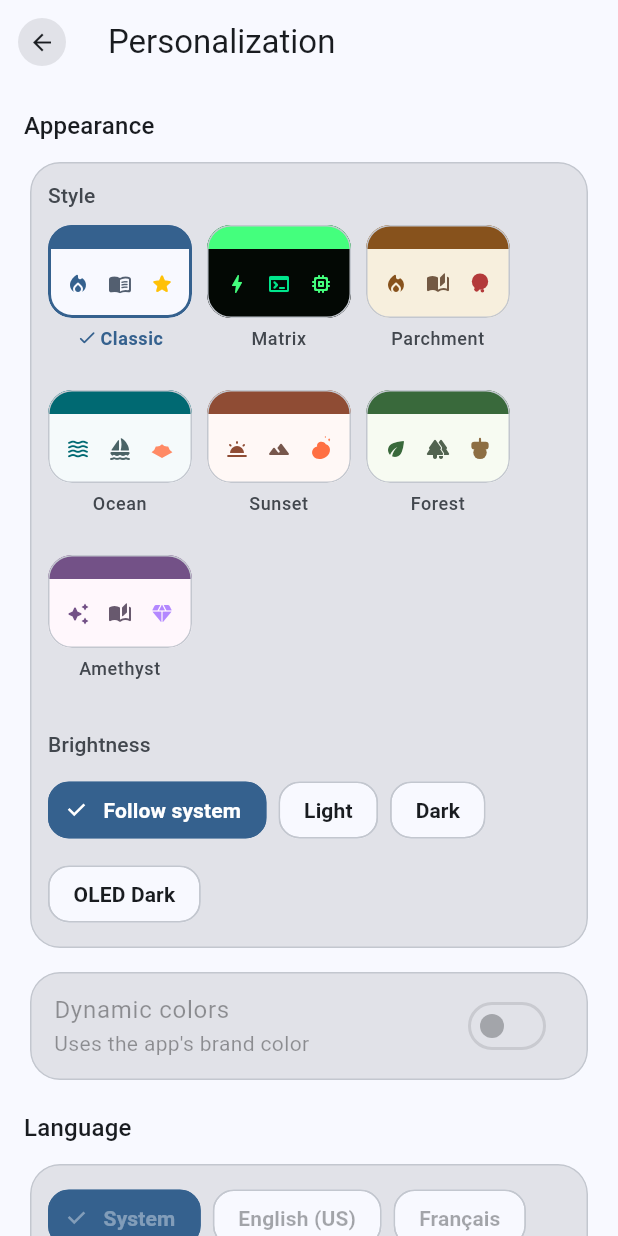
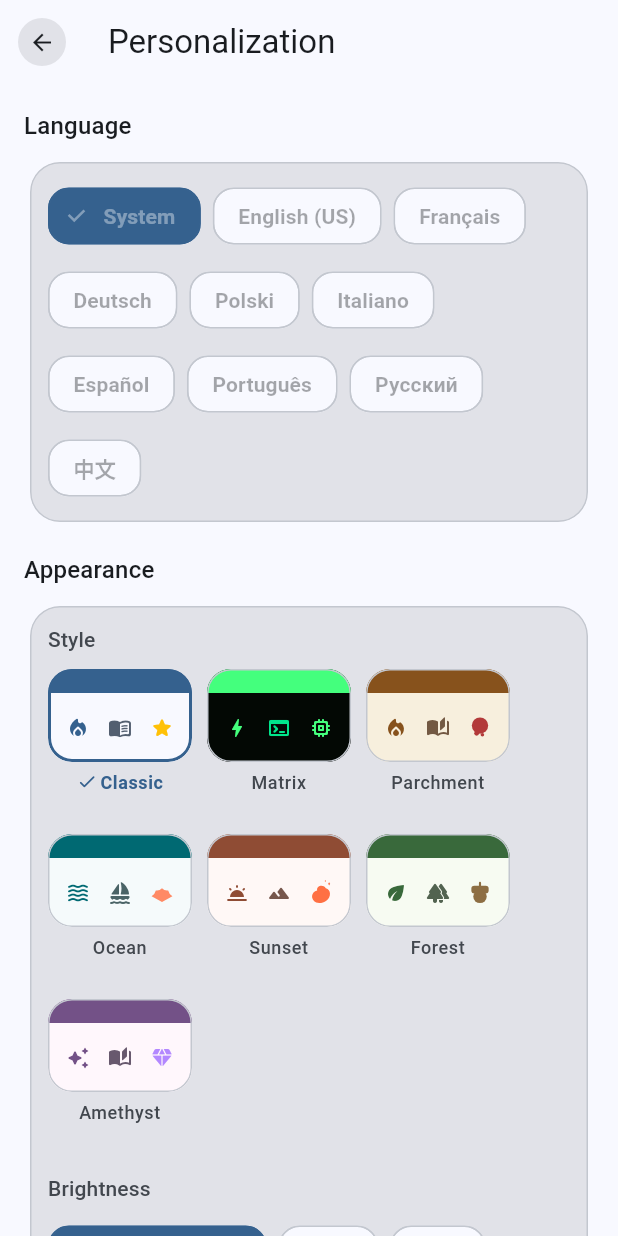
Before and after one commit to Hiburger/JWStreak, a Flutter app: the SettingsScreen screen opened directly with empty values, after a tap on "Personalization", on a phone screen of 412 x 824 dp. Run offline on Flutter 3.47's test engine with Material 3 defaults, Android fonts, the phone set to English and light mode, and no system bars; drawn by our look-alikes of dynamic_color; our stand-ins replace flutter_local_notifications, flutter_markdown, flutter_timezone, local_auth, package_info_plus, pdf and 5 more; missing offline and left inert: file_selector; accounts and stored records are empty.

Commit message:
Move language above theme in personalization

```diff
--- a/lib/screens/settings/personalization_settings_screen.dart
+++ b/lib/screens/settings/personalization_settings_screen.dart
@@ -7,23 +7,13 @@ import '../../theme/app_skin.dart';
 import '../../theme/theme_preference.dart';
 import 'settings_common.dart';
 
-/// A selectable UI language. The [name] is always shown in its own
-/// language (endonym), regardless of the app's current locale — this is
-/// the standard convention for language pickers.
 class _AppLanguage {
   const _AppLanguage(this.code, this.name);
 
-  /// null means "follow system language".
   final String? code;
   final String name;
 }
 
-/// The `null`-code entry is what makes "follow the system language" — the
-/// default on a fresh install — actually selectable *and* visibly selected.
-/// Without it the picker had no chip matching a null preference, so a new
-/// user saw a correctly-translated app above a picker with nothing chosen.
-/// Its label is the only one localized rather than an endonym: it names a
-/// behaviour, not a language.
 const List<_AppLanguage> _kAppLanguages = <_AppLanguage>[
   _AppLanguage(null, ''),
   _AppLanguage('en', 'English (US)'),
@@ -37,10 +27,7 @@ const List<_AppLanguage> _kAppLanguages = <_AppLanguage>[
   _AppLanguage('zh', '中文'),
 ];
 
-/// Everything that changes how the app looks and reads: style, brightness,
-/// wallpaper colors, language. Grouped together because from a reader's side
-/// they're one question ("how do I want this to look?"), even though under
-/// the hood a theme and a locale have nothing in common.
+/// Everything that changes how the app looks and reads: style, brightness, wallpaper colors language ...
 class PersonalizationSettingsScreen extends StatefulWidget {
   const PersonalizationSettingsScreen({
     required this.currentThemePreference,
@@ -172,6 +159,47 @@ class _PersonalizationSettingsScreenState
     return SettingsPage(
       title: l10n.settingsCatPersonalization,
       children: <Widget>[
+        SettingsSectionLabel(l10n.settingsLanguage),
+        Card.filled(
+          shape: sectionShape,
+          child: Padding(
+            padding: const EdgeInsets.all(12),
+            child: Wrap(
+              spacing: 8,
+              runSpacing: 8,
+              children: _kAppLanguages
+                  .map(
+                    (_AppLanguage lang) => ChoiceChip(
+                      shape: kSettingsChipShape,
+                      label: Text(
+                        lang.code == null
+                            ? l10n.settingsLanguageSystem
+                            : lang.name,
+                      ),
+                      selected: _selectedLocaleCode == lang.code,
+                      selectedColor: cs.primary,
+                      checkmarkColor: cs.onPrimary,
+                      labelStyle: TextStyle(
+                        color: _selectedLocaleCode == lang.code
+                            ? cs.onPrimary
+                            : cs.onSurface,
+                        fontWeight: FontWeight.w600,
+                      ),
+                      side: BorderSide(
+                        color: _selectedLocaleCode == lang.code
+                            ? cs.primary
+                            : cs.outlineVariant,
+                      ),
+                      onSelected: widget.onLocaleChanged == null
+                          ? null
+                          : (_) => _changeLocale(lang.code),
+                    ),
+                  )
+                  .toList(growable: false),
+            ),
+          ),
+        ),
+        const SizedBox(height: 16),
         SettingsSectionLabel(l10n.settingsAppearance),
         Card.filled(
           shape: sectionShape,
@@ -187,10 +215,7 @@ class _PersonalizationSettingsScreenState
                   ),
                 ),
                 const SizedBox(height: 10),
-                // A named list of styles tells you nothing — "Parchment"
-                // could be anything. Each one paints itself instead, so
-                // the choice is made by looking rather than by guessing
-                // and then undoing.
+
                 Wrap(
                   spacing: 10,
                   runSpacing: 10,
@@ -273,11 +298,8 @@ class _PersonalizationSettingsScreenState
             ),
           ),
         ),
-        // Dynamic color (Material You) is an Android-only concept — it
-        // derives the palette from the device wallpaper, which iOS/iPadOS
-        // has no equivalent of. The dynamic_color package already no-ops
-        // there, but showing a toggle that can never do anything is just
-        // confusing, so the setting itself is Android-only.
+        // Dynamic color (Material You) is an Android-only concept.iOS/iPadOS
+        // has no equivalent of so the setting itself is Android-only.
         if (defaultTargetPlatform == TargetPlatform.android) ...<Widget>[
           const SizedBox(height: 8),
           Card.filled(
@@ -285,9 +307,6 @@ class _PersonalizationSettingsScreenState
             child: SwitchListTile(
               title: Text(l10n.settingsDynamicColor),
               subtitle: Text(
-                // A style *is* a palette, so wallpaper colors and a skin
-                // would be two settings fighting over the same pixels —
-                // say why it's off rather than just greying it out.
                 !_selectedSkin.supportsDynamicColor
                     ? l10n.settingsDynamicColorClassicOnly
                     : _useDynamicColor
@@ -303,55 +322,11 @@ class _PersonalizationSettingsScreenState
             ),
           ),
         ],
-        const SizedBox(height: 16),
-        SettingsSectionLabel(l10n.settingsLanguage),
-        Card.filled(
-          shape: sectionShape,
-          child: Padding(
-            padding: const EdgeInsets.all(12),
-            child: Wrap(
-              spacing: 8,
-              runSpacing: 8,
-              children: _kAppLanguages
-                  .map(
-                    (_AppLanguage lang) => ChoiceChip(
-                      shape: kSettingsChipShape,
-                      label: Text(
-                        lang.code == null
-                            ? l10n.settingsLanguageSystem
-                            : lang.name,
-                      ),
-                      selected: _selectedLocaleCode == lang.code,
-                      selectedColor: cs.primary,
-                      checkmarkColor: cs.onPrimary,
-                      labelStyle: TextStyle(
-                        color: _selectedLocaleCode == lang.code
-                            ? cs.onPrimary
-                            : cs.onSurface,
-                        fontWeight: FontWeight.w600,
-                      ),
-                      side: BorderSide(
-                        color: _selectedLocaleCode == lang.code
-                            ? cs.primary
-                            : cs.outlineVariant,
-                      ),
-                      onSelected: widget.onLocaleChanged == null
-                          ? null
-                          : (_) => _changeLocale(lang.code),
-                    ),
-                  )
-                  .toList(growable: false),
-            ),
-          ),
-        ),
       ],
     );
   }
 }
 
-/// Full-screen Material loader shown while the app language switches, so the
-/// UI text doesn't visibly jump-cut from one language to another. Blocks the
-/// back gesture/button so it can't be dismissed before the switch completes.
 class _LocaleSwitchLoadingScreen extends StatelessWidget {
   const _LocaleSwitchLoadingScreen();
 
@@ -372,13 +347,6 @@ class _LocaleSwitchLoadingScreen extends StatelessWidget {
   }
 }
 
-/// One entry in the style gallery: a miniature of the app painted in that
-/// skin's own palette and drawn with that skin's own icons.
-///
-/// Names alone don't carry a theme — "Parchment" could be anything, and
-/// picking blind means applying a style just to see it and then undoing it.
-/// Rendering each option in its own colors makes the choice a glance instead
-/// of a trial run.
 class _SkinSwatch extends StatelessWidget {
   const _SkinSwatch({
     required this.skin,
@@ -439,9 +407,6 @@ class _SkinSwatch extends StatelessWidget {
                               size: 16,
                               color: preview.secondary,
                             ),
-                            // The reward's own color, not a generic tertiary
-                            // tint — the preview should show what you'll
-                            // actually get (a shell reads oddly in amber).
                             icons.reward(size: 16, color: icons.rewardColor),
                           ],
                         ),
```
